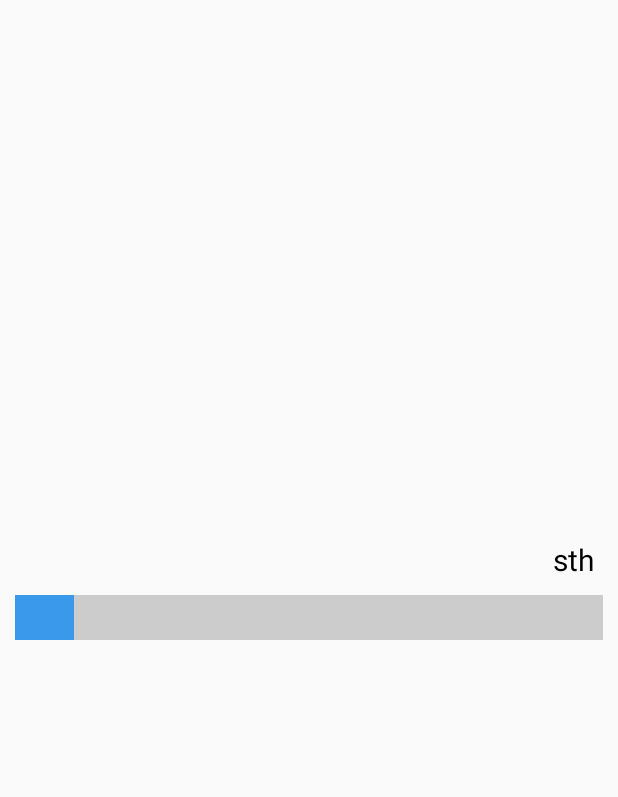
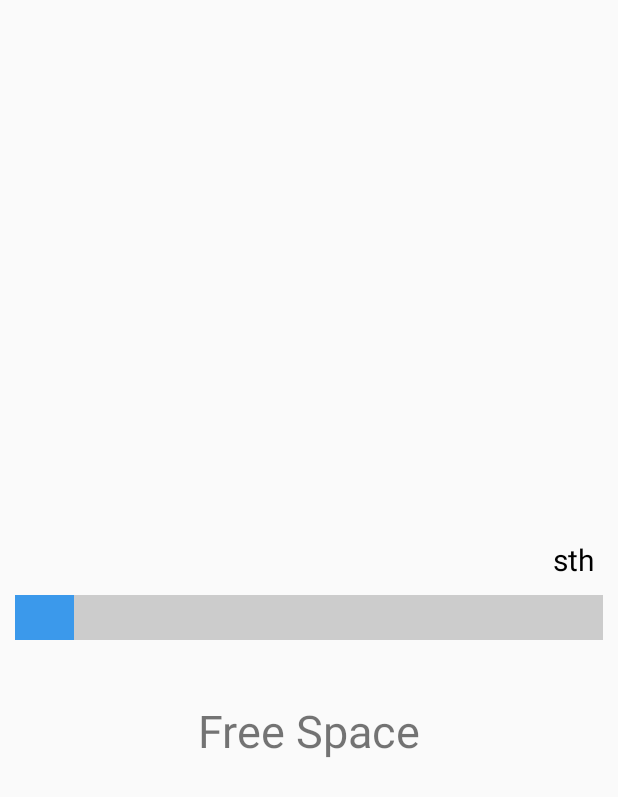
Before and after one commit to SamsonChoo/mqtt-android-thingsboard-secure, an Android app: the fragment Tab4 shown on its own in the app's theme, on a phone screen of 412 x 824 dp. Shown: the top 797 px of the screen. Run offline under Robolectric (Android 15) with nearby library versions, the phone set to English and light mode, and no system bars.

Commit message:
Merge tabs to app

```diff
--- a/app/src/main/AndroidManifest.xml
+++ b/app/src/main/AndroidManifest.xml
@@ -19,7 +19,7 @@
         android:theme="@style/MyMaterialTheme">
         <service android:name="org.eclipse.paho.android.service.MqttService" />
 
-        <activity android:name=".MainInfo">
+        <activity android:name=".Configuration">
             <intent-filter>
                 <action android:name="android.intent.action.MAIN" />
 
@@ -27,9 +27,8 @@
             </intent-filter>
         </activity>
         <activity android:name=".Info" />
-        <activity android:name=".Sensors" />
         <activity
-            android:name=".Configuration" />
+            android:name=".MainInfo" />
     </application>
 
 </manifest>
--- a/app/src/main/java/com/example/chooh/myapplication/Configuration.java
+++ b/app/src/main/java/com/example/chooh/myapplication/Configuration.java
@@ -272,7 +272,7 @@ public class Configuration extends AppCompatActivity {
         sel.setOnClickListener(new View.OnClickListener() {
             @Override
             public void onClick(View v) {
-                Intent intent=new Intent(getApplicationContext(),Main.class);
+                Intent intent=new Intent(getApplicationContext(),MainInfo.class);
                 intent.putExtra("configName",configSpinner.getSelectedItem().toString());
                 startActivity(intent);
             }
--- a/app/src/main/res/layout/memory.xml
+++ b/app/src/main/res/layout/memory.xml
@@ -1,8 +1,8 @@
 <?xml version="1.0" encoding="utf-8"?>
 <RelativeLayout
     xmlns:android="http://schemas.android.com/apk/res/android" android:layout_width="match_parent"
-    android:layout_height="match_parent">
-
+    android:layout_height="match_parent"
+    android:orientation="vertical">
     <ProgressBar
         android:id="@+id/memory"
         android:layout_width="match_parent"
@@ -24,4 +24,14 @@
         android:layout_above="@id/memory"
         android:layout_marginRight="15dp"/>
 
+    <TextView
+        android:id="@+id/memoryText2"
+        android:layout_width="match_parent"
+        android:layout_height="wrap_content"
+        android:text="@string/memory"
+        android:textSize="30sp"
+        android:gravity="center"
+        android:layout_below="@id/memory"
+        android:layout_marginTop="30dp"/>
+
 </RelativeLayout>
--- a/app/src/main/res/values/strings.xml
+++ b/app/src/main/res/values/strings.xml
@@ -29,4 +29,5 @@
     <string name="imei">IMEI:</string>
     <string name="serial">Serial Number:</string>
     <string name="hint">Type in the message you want to send</string>
+    <string name="memory">Free Space</string>
 </resources>
```
Also changed, not shown: app/src/main/java/com/example/chooh/myapplication/MainInfo.java (+12 -2 lines), app/src/main/java/com/example/chooh/myapplication/Sensors.java (+7 -5 lines), app/src/main/res/layout/activity_main.xml (+7 -10 lines), app/src/main/res/layout/battery.xml (+6 -4 lines).
